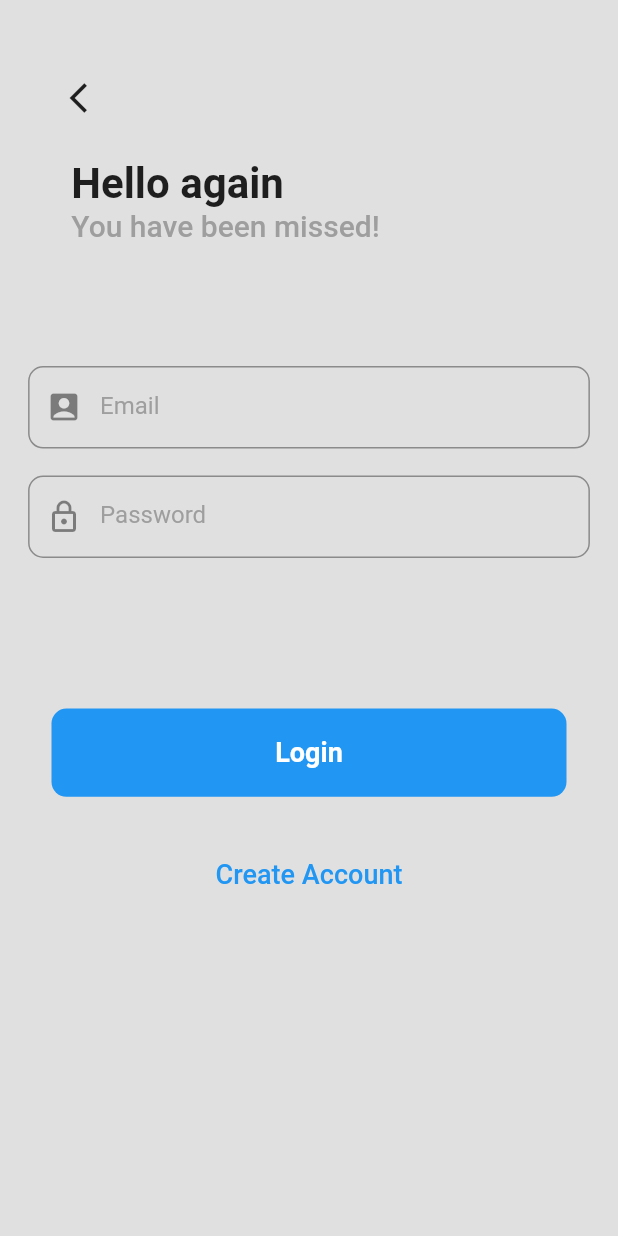
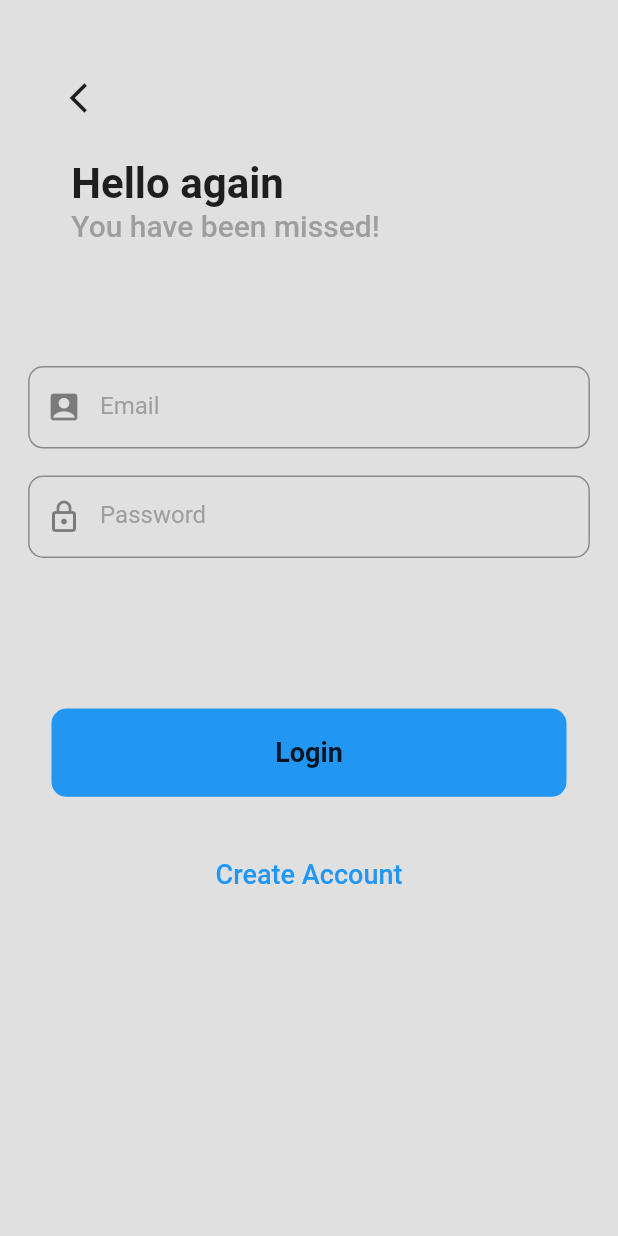
Before and after one commit to raman04-byte/devpost_project, a Flutter app: the screen it shows after launch, on a phone screen of 412 x 824 dp. Run offline on Flutter 3.47's test engine with Material 2 defaults, Android fonts, the phone set to English and light mode, and no system bars; our stand-ins replace cloud_firestore, firebase_auth, firebase_core, firebase_storage, image_picker; accounts and stored records are empty; statements that could not run were skipped.

```diff
--- a/lib/Authenticate/CreateAccount.dart
+++ b/lib/Authenticate/CreateAccount.dart
@@ -160,7 +160,7 @@ class _CreateAccountState extends State<CreateAccount> {
       height: size.height / 15,
       width: size.width / 1.1,
       child: TextField(
-        style: const TextStyle(color: Colors.white),
+        cursorColor: Colors.black,
         controller: cont,
         decoration: InputDecoration(
             prefixIcon: Icon(icon),
--- a/lib/Authenticate/LoginScreen.dart
+++ b/lib/Authenticate/LoginScreen.dart
@@ -136,7 +136,6 @@ class _LoginScreenState extends State<LoginScreen> {
         alignment: Alignment.center,
         child: const Text("Login",
             style: TextStyle(
-                color: Colors.white,
                 fontSize: 18,
                 fontWeight: FontWeight.bold)),
       ),
@@ -149,9 +148,9 @@ class _LoginScreenState extends State<LoginScreen> {
       height: size.height / 15,
       width: size.width / 1.1,
       child: TextField(
-        style: const TextStyle(color: Colors.white), //<-- SEE HERE
+
         controller: cont,
-        cursorColor: Colors.white,
+        cursorColor: Colors.black,
 
         decoration: InputDecoration(
             prefixIcon: Icon(icon),
```
Also changed, not shown: lib/Screens/ChatRoom.dart (+6 -6 lines), lib/Screens/HomeScreen.dart (+4 -4 lines).
